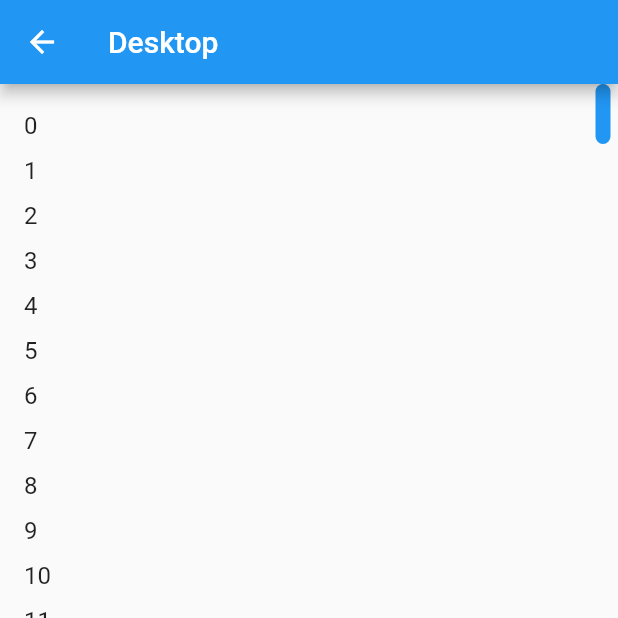
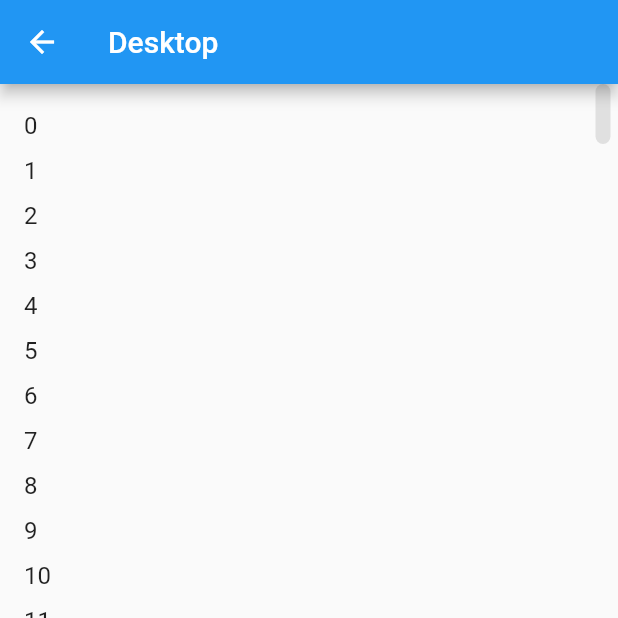
Before and after one commit to dikeboy/flutter_desktop, a Flutter app: the screen it shows after launch, after a tap on "Large List", on a phone screen of 412 x 824 dp, the top half of it. Run offline on Flutter 3.47's test engine with Material 2 defaults, Android fonts, the phone set to English and light mode, and no system bars; drawn by our look-alikes of scrollable_positioned_list; missing offline and left inert: undo_textfield, window_size.

```diff
--- a/lib/moudle/largelist/draglist_view.dart
+++ b/lib/moudle/largelist/draglist_view.dart
@@ -52,7 +52,7 @@ class DragListScrollView extends StatelessWidget{
                   child: Stack(
                       alignment: AlignmentDirectional.topEnd,
                       children: [
-                        getList(),
+                        getList(context),
                         Container(
                           width: pWidth,
                           child: Stack(
@@ -73,13 +73,15 @@ class DragListScrollView extends StatelessWidget{
 
   }
 
-  Widget getList(){
-    return new ScrollablePositionedList.builder(
+  Widget getList(BuildContext context){
+    return  ScrollConfiguration(
+        behavior: ScrollConfiguration.of(context).copyWith(scrollbars: false),
+    child: new ScrollablePositionedList.builder(
       itemCount: itemCount,
       itemScrollController: itemScrollController,
       itemPositionsListener: itemPositionsListener,
       itemBuilder: itemBuilder,
-    );
+    ));
   }
 
 
@@ -157,7 +159,7 @@ class SignaturePainter extends CustomPainter  {
   @override
   void paint(Canvas canvas, Size size) {
     Paint paint = Paint()
-      ..color = Colors.blue
+      ..color = Colors.grey.shade300
       ..isAntiAlias = true
       ..strokeWidth = 2.0
       ..strokeJoin = StrokeJoin.bevel;
```
